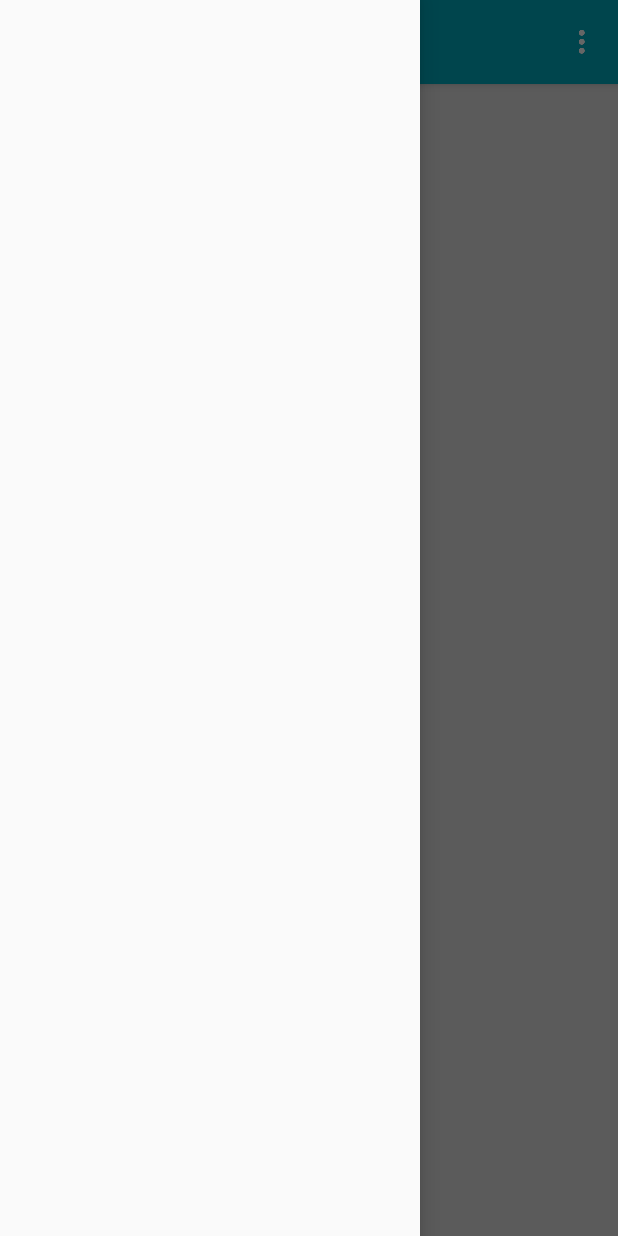
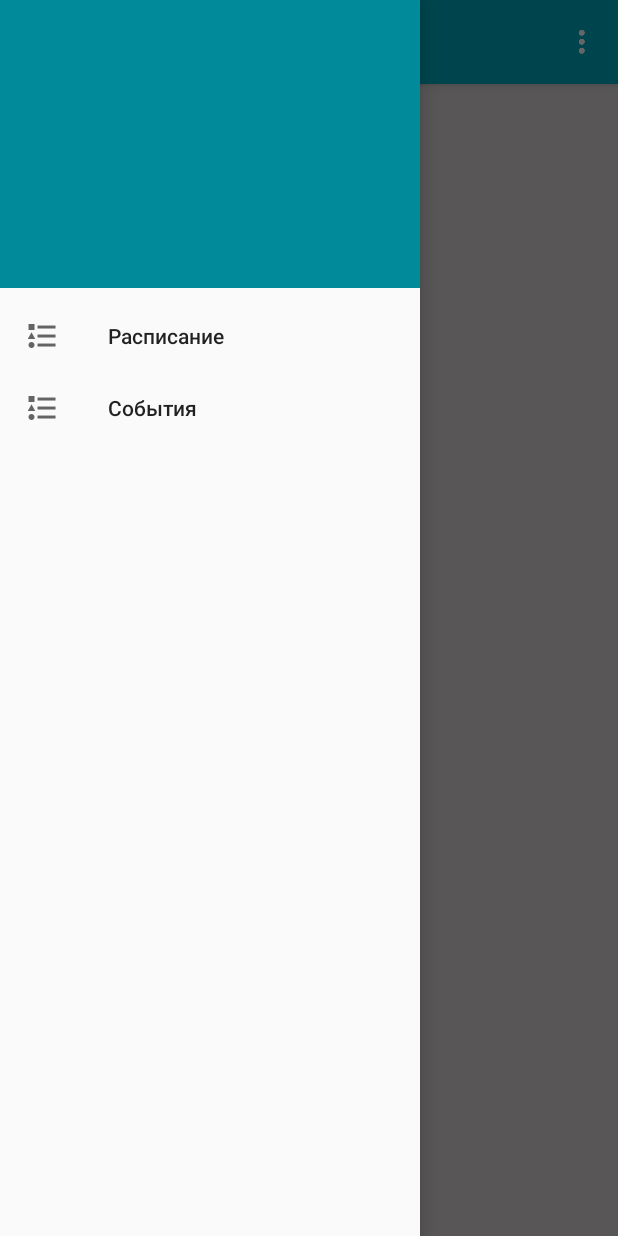
Before and after one commit to 4evterg/DonGTU_mobile, an Android app: the screen it shows after launch (MainActivity), with the side drawer open, on a phone screen of 412 x 824 dp. Run offline under Robolectric (Android 15) with nearby library versions, the phone set to English and light mode, and no system bars.

Commit message:
Add menu navigation

```diff
--- a/DonGTU_mobile/app/src/main/java/com/chetverg/dongtu_mobile/MainActivity.java
+++ b/DonGTU_mobile/app/src/main/java/com/chetverg/dongtu_mobile/MainActivity.java
@@ -2,25 +2,24 @@ package com.chetverg.dongtu_mobile;
 
 
 import android.os.Bundle;
+import android.support.v4.widget.DrawerLayout;
 import android.support.v7.app.AppCompatActivity;
 import android.support.v7.widget.Toolbar;
 import android.view.MenuItem;
 
-
-/**
- * Created by chetverg on 15.05.16.
- */
 public class MainActivity extends AppCompatActivity {
 
+    private static final int LAYOUT = R.layout.activity_main;
     private Toolbar toolbar;
+    private DrawerLayout drawerLayout;
 
-    @Override
     protected void onCreate(Bundle savedInstanceState) {
         setTheme(R.style.AppDefault);
         super.onCreate(savedInstanceState);
-        setContentView(R.layout.activity_main);
+        setContentView(LAYOUT);
 
         initToolbar();
+        InitNavigationView();
     }
 
     private void initToolbar(){
@@ -36,4 +35,8 @@ public class MainActivity extends AppCompatActivity {
         toolbar.inflateMenu(R.menu.menu);
     }
 
+    private void InitNavigationView() {
+        drawerLayout = (DrawerLayout)findViewById(R.id.drawer_layout);
+    }
+
 }
--- a/DonGTU_mobile/app/src/main/res/layout/activity_main.xml
+++ b/DonGTU_mobile/app/src/main/res/layout/activity_main.xml
@@ -1,5 +1,7 @@
 <?xml version="1.0" encoding="utf-8"?>
 <android.support.v4.widget.DrawerLayout xmlns:android="http://schemas.android.com/apk/res/android"
+    xmlns:app="http://schemas.android.com/apk/res-auto"
+    android:id="@+id/drawer_layout"
     android:layout_width="match_parent"
     android:layout_height="match_parent"
     android:background="@color/mainBackground"
@@ -33,6 +35,7 @@
         android:layout_width="wrap_content"
         android:layout_height="match_parent"
         android:layout_gravity="start"
-        />
+        app:menu="@menu/menu_navigation"
+        app:headerLayout="@layout/navigation_header" />
 
 </android.support.v4.widget.DrawerLayout>
--- /dev/null
+++ b/DonGTU_mobile/app/src/main/res/layout/navigation_header.xml
@@ -0,0 +1,8 @@
+<?xml version="1.0" encoding="utf-8"?>
+<LinearLayout xmlns:android="http://schemas.android.com/apk/res/android"
+    android:orientation="vertical"
+    android:layout_width="match_parent"
+    android:layout_height="192dp"
+    android:background="@color/colorPrimaryDark">
+
+</LinearLayout>
--- a/DonGTU_mobile/app/src/main/res/menu/menu.xml
+++ b/DonGTU_mobile/app/src/main/res/menu/menu.xml
@@ -1,7 +1,8 @@
 <?xml version="1.0" encoding="utf-8"?>
 <menu xmlns:android="http://schemas.android.com/apk/res/android"
     xmlns:app="http://schemas.android.com/apk/res-auto">
-    <item android:id="@+id/search"
+    <item
+        android:id="@+id/search"
         android:title="@string/search_title"
         android:orderInCategory="1"
         android:icon="@mipmap/ic_dots_vertical_white_24dp"
--- /dev/null
+++ b/DonGTU_mobile/app/src/main/res/menu/menu_navigation.xml
@@ -0,0 +1,14 @@
+<?xml version="1.0" encoding="utf-8"?>
+<menu xmlns:android="http://schemas.android.com/apk/res/android">
+
+    <item
+        android:title="@string/menu_item_schedule"
+        android:orderInCategory="1"
+        android:icon="@mipmap/ic_format_list_bulleted_type_white_24dp" />
+
+    <item
+        android:title="@string/menu_item_events"
+        android:orderInCategory="1"
+        android:icon="@mipmap/ic_format_list_bulleted_type_white_24dp" />
+
+</menu>
--- a/DonGTU_mobile/app/src/main/res/values/colors.xml
+++ b/DonGTU_mobile/app/src/main/res/values/colors.xml
@@ -3,6 +3,6 @@
     <color name="colorPrimary">#00ACC1</color>
     <color name="colorPrimaryDark">#008A9A</color>
     <color name="colorAccent">#FF4081</color>
-    <color name="mainBackground">#E5E5E5</color>
+    <color name="mainBackground">#dcd9d9</color>
     <color name="colorWhite">#FFFFFF</color>
 </resources>
--- a/DonGTU_mobile/app/src/main/res/values/strings.xml
+++ b/DonGTU_mobile/app/src/main/res/values/strings.xml
@@ -1,4 +1,6 @@
 <resources>
     <string name="app_name">DonGTU_mobile BETA</string>
     <string name="search_title">Search</string>
+    <string name="menu_item_schedule">Расписание</string>
+    <string name="menu_item_events">События</string>
 </resources>
```
Also changed, not shown: DonGTU_mobile/app/src/main/res/mipmap-hdpi/ic_format_list_bulleted_type_white_24dp.png (added), DonGTU_mobile/app/src/main/res/mipmap-mdpi/ic_format_list_bulleted_type_white_24dp.png (added), DonGTU_mobile/app/src/main/res/mipmap-xhdpi/ic_format_list_bulleted_type_white_24dp.png (added), DonGTU_mobile/app/src/main/res/mipmap-xxhdpi/ic_format_list_bulleted_type_white_24dp.png (added), DonGTU_mobile/app/src/main/res/mipmap-xxxhdpi/ic_format_list_bulleted_type_white_24dp.png (added).
